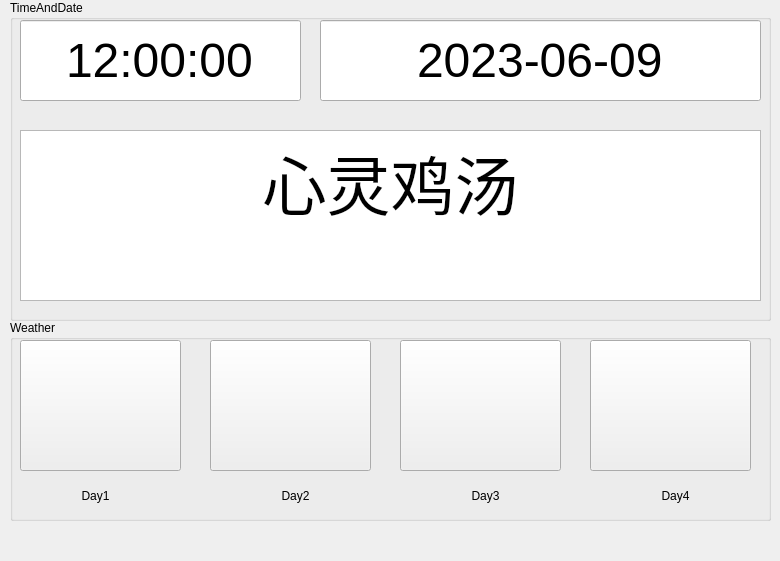
Before: the Qt Designer form SoftWare/PCTool/AdvancedClock/TimeShow.ui in ZhangYiXiSucceed/Advanced-Clock, drawn with Qt 5.
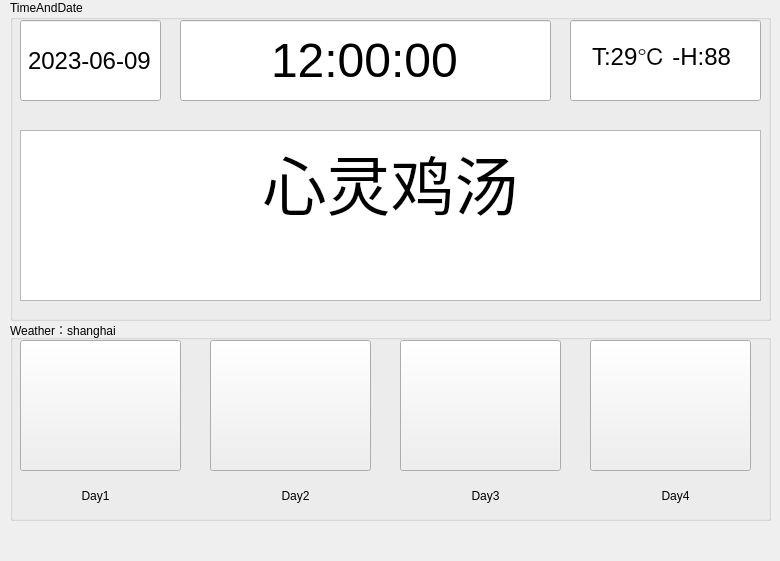
After: the same form once the commit is applied.

Commit message: update weather id and temp and humidty

```diff
--- a/SoftWare/PCTool/AdvancedClock/TimeShow.ui
+++ b/SoftWare/PCTool/AdvancedClock/TimeShow.ui
@@ -23,7 +23,7 @@
     </rect>
    </property>
    <property name="title">
-    <string>Weather</string>
+    <string>Weather：shanghai</string>
    </property>
    <widget class="QPushButton" name="WeatherIcon1">
     <property name="geometry">
@@ -163,15 +163,15 @@
    <widget class="QLineEdit" name="DateShow">
     <property name="geometry">
      <rect>
-      <x>310</x>
+      <x>10</x>
       <y>20</y>
-      <width>441</width>
+      <width>141</width>
       <height>81</height>
      </rect>
     </property>
     <property name="font">
      <font>
-      <pointsize>36</pointsize>
+      <pointsize>18</pointsize>
      </font>
     </property>
     <property name="text">
@@ -187,9 +187,9 @@
    <widget class="QLineEdit" name="NowShow">
     <property name="geometry">
      <rect>
-      <x>10</x>
+      <x>170</x>
       <y>20</y>
-      <width>281</width>
+      <width>371</width>
       <height>81</height>
      </rect>
     </property>
@@ -244,6 +244,30 @@
 &lt;p align=&quot;center&quot; style=&quot; margin-top:0px; margin-bottom:0px; margin-left:0px; margin-right:0px; -qt-block-indent:0; text-indent:0px;&quot;&gt;&lt;span style=&quot; font-size:48pt;&quot;&gt;心灵鸡汤&lt;/span&gt;&lt;/p&gt;&lt;/body&gt;&lt;/html&gt;</string>
     </property>
    </widget>
+   <widget class="QLineEdit" name="Tempture_Humidty">
+    <property name="geometry">
+     <rect>
+      <x>560</x>
+      <y>20</y>
+      <width>191</width>
+      <height>81</height>
+     </rect>
+    </property>
+    <property name="font">
+     <font>
+      <pointsize>18</pointsize>
+     </font>
+    </property>
+    <property name="text">
+     <string>T:29℃ -H:88 </string>
+    </property>
+    <property name="frame">
+     <bool>true</bool>
+    </property>
+    <property name="alignment">
+     <set>Qt::AlignCenter</set>
+    </property>
+   </widget>
   </widget>
  </widget>
  <resources/>
```
The commit also changes 3 other files.
